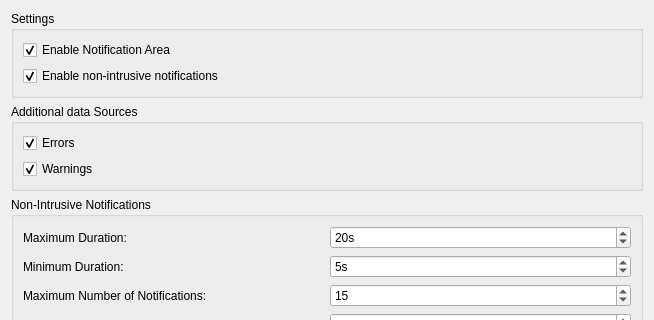
Before: the Qt Designer form src/Gui/DlgSettingsNotificationArea.ui in southseact-3d/fcd, drawn with Qt 5; both pictures show x 0 to 654 and y 0 to 320 of the 654 by 507 pixel window.
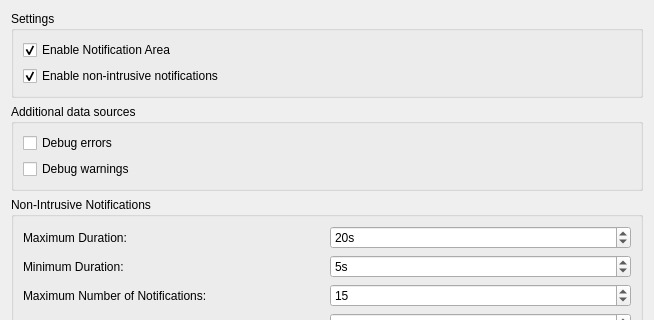
After: the same form once the commit is applied. Custom widgets are drawn as their Qt base class.

Commit message: NotificationArea/Preferences: Allow Opt-in for Developer warnings and errors

Patch:
```diff
--- a/src/Gui/DlgSettingsNotificationArea.ui
+++ b/src/Gui/DlgSettingsNotificationArea.ui
@@ -64,19 +64,19 @@
    <item row="1" column="0">
     <widget class="QGroupBox" name="GroupBoxSubscriptions">
      <property name="title">
-      <string>Additional data Sources</string>
+      <string>Additional data sources</string>
      </property>
-     <layout class="QGridLayout" name="gridLayout">
+     <layout class="QGridLayout" name="gridLayout_1">
       <item row="0" column="0">
-       <widget class="Gui::PrefCheckBox" name="errorSubscriptionEnabled">
+       <widget class="Gui::PrefCheckBox" name="developerErrorSubscriptionEnabled">
         <property name="toolTip">
          <string>Errors will appear in the notification area</string>
         </property>
         <property name="text">
-         <string>Errors</string>
+         <string>Debug errors</string>
         </property>
         <property name="checked">
-         <bool>true</bool>
+         <bool>false</bool>
         </property>
         <property name="prefEntry" stdset="0">
          <cstring>ErrorSubscriptionEnabled</cstring>
@@ -87,15 +87,15 @@
        </widget>
       </item>
       <item row="1" column="0">
-       <widget class="Gui::PrefCheckBox" name="warningSubscriptionEnabled">
+       <widget class="Gui::PrefCheckBox" name="developerWarningSubscriptionEnabled">
         <property name="toolTip">
          <string>Warnings will appear in the notification area</string>
         </property>
         <property name="text">
-         <string>Warnings</string>
+         <string>Debug warnings</string>
         </property>
         <property name="checked">
-         <bool>true</bool>
+         <bool>false</bool>
         </property>
         <property name="prefEntry" stdset="0">
          <cstring>WarningSubscriptionEnabled</cstring>
```
Left out of the diff: 8 changed lines with no effect on the pictures. The commit also changes 3 other files.
